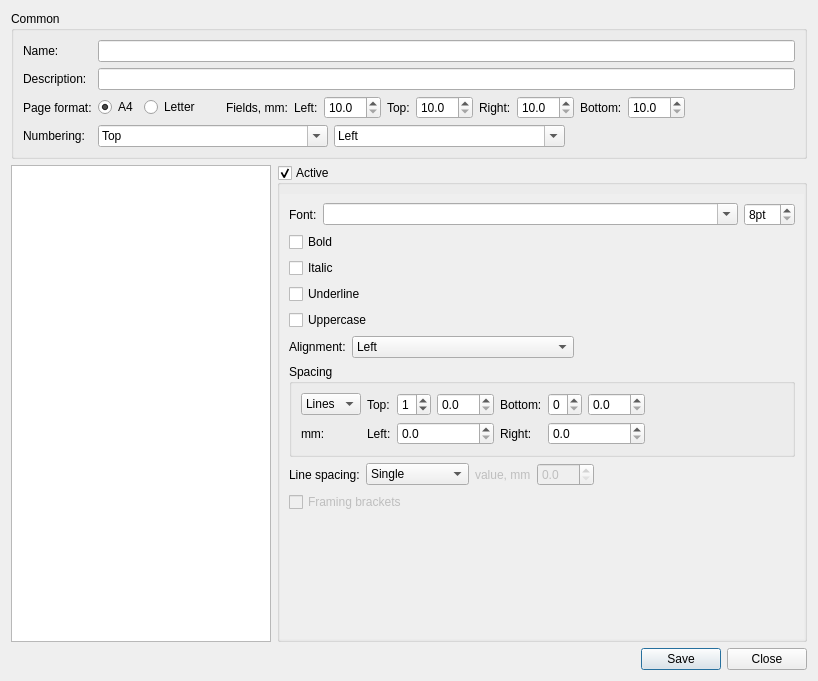
First picture: the form in src/bin/scenarist-desktop/UserInterfaceLayer/Settings/TemplateDialog.ui, repository dimkanovikov/KITScenarist, before the edit.
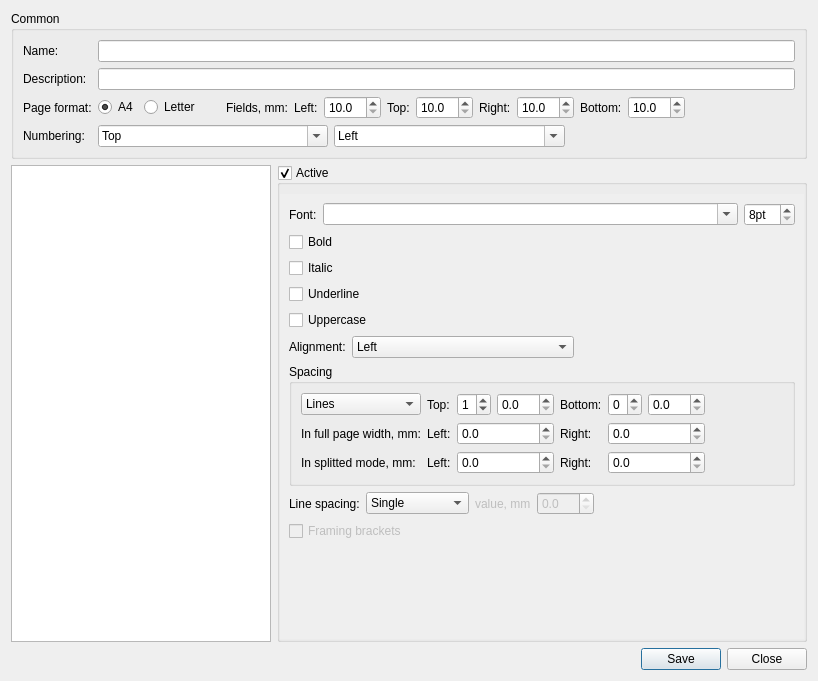
Second picture: the form after the edit.

Commit message: Added ability to set margins for split view in templates

The edit to the form file:
```diff
--- a/src/bin/scenarist-desktop/UserInterfaceLayer/Settings/TemplateDialog.ui
+++ b/src/bin/scenarist-desktop/UserInterfaceLayer/Settings/TemplateDialog.ui
@@ -327,8 +327,8 @@
           <rect>
            <x>0</x>
            <y>0</y>
-           <width>528</width>
-           <height>469</height>
+           <width>529</width>
+           <height>435</height>
           </rect>
          </property>
          <layout class="QGridLayout" name="gridLayout_5">
@@ -430,7 +430,7 @@
              <item row="1" column="0">
               <widget class="QLabel" name="label_15">
                <property name="text">
-                <string>mm:</string>
+                <string>In full page width, mm:</string>
                </property>
               </widget>
              </item>
@@ -468,6 +468,47 @@
                </property>
               </widget>
              </item>
+             <item row="2" column="2">
+              <widget class="QDoubleSpinBox" name="leftIndentSplitted">
+               <property name="decimals">
+                <number>1</number>
+               </property>
+               <property name="maximum">
+                <double>100.000000000000000</double>
+               </property>
+              </widget>
+             </item>
+             <item row="2" column="4">
+              <widget class="QDoubleSpinBox" name="rightIndentSplitted">
+               <property name="decimals">
+                <number>1</number>
+               </property>
+               <property name="maximum">
+                <double>100.000000000000000</double>
+               </property>
+              </widget>
+             </item>
+             <item row="2" column="3">
+              <widget class="QLabel" name="label_20">
+               <property name="text">
+                <string>Right:</string>
+               </property>
+              </widget>
+             </item>
+             <item row="2" column="1">
+              <widget class="QLabel" name="label_21">
+               <property name="text">
+                <string>Left:</string>
+               </property>
+              </widget>
+             </item>
+             <item row="2" column="0">
+              <widget class="QLabel" name="label_22">
+               <property name="text">
+                <string>In splitted mode, mm:</string>
+               </property>
+              </widget>
+             </item>
             </layout>
            </widget>
           </item>
```
The commit also changes 3 other files.
